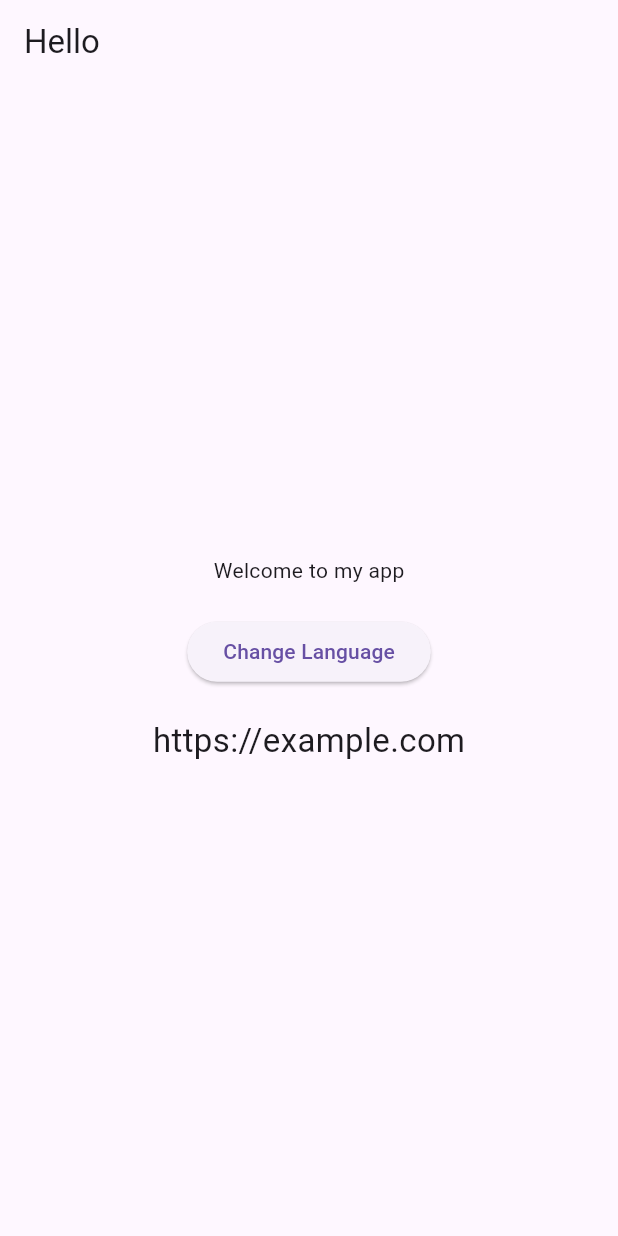
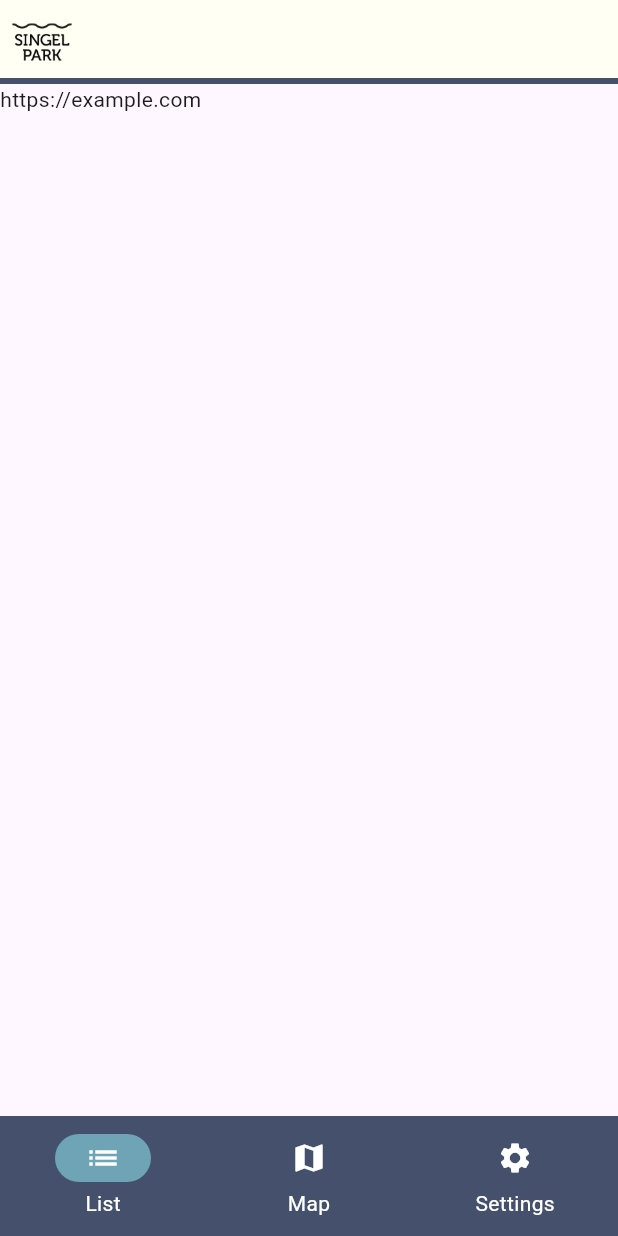
Before and after one commit to TychoTechnolab/test2, a Flutter app: the screen it shows after launch, on a phone screen of 412 x 824 dp. Run offline on Flutter 3.47's test engine with Material 3 defaults, Android fonts, the phone set to English and light mode, and no system bars; our stand-ins replace shared_preferences.

Commit message:
test tabs

```diff
--- a/test_flutter/lib/l10n/app_en.arb
+++ b/test_flutter/lib/l10n/app_en.arb
@@ -1,5 +1,6 @@
 {
-  "hello": "Hello",
-  "welcome": "Welcome to my app",
+  "navbarList": "List",
+  "navbarMap": "Map",
+  "navbarSettings": "Settings",
   "changeLanguage": "Change Language"
 }
--- a/test_flutter/lib/l10n/app_localizations.dart
+++ b/test_flutter/lib/l10n/app_localizations.dart
@@ -95,17 +95,23 @@ abstract class AppLocalizations {
     Locale('nl')
   ];
 
-  /// No description provided for @hello.
+  /// No description provided for @navbarList.
   ///
   /// In en, this message translates to:
-  /// **'Hello'**
-  String get hello;
+  /// **'List'**
+  String get navbarList;
 
-  /// No description provided for @welcome.
+  /// No description provided for @navbarMap.
   ///
   /// In en, this message translates to:
-  /// **'Welcome to my app'**
-  String get welcome;
+  /// **'Map'**
+  String get navbarMap;
+
+  /// No description provided for @navbarSettings.
+  ///
+  /// In en, this message translates to:
+  /// **'Settings'**
+  String get navbarSettings;
 
   /// No description provided for @changeLanguage.
   ///
--- a/test_flutter/lib/l10n/app_localizations_en.dart
+++ b/test_flutter/lib/l10n/app_localizations_en.dart
@@ -9,10 +9,13 @@ class AppLocalizationsEn extends AppLocalizations {
   AppLocalizationsEn([String locale = 'en']) : super(locale);
 
   @override
-  String get hello => 'Hello';
+  String get navbarList => 'List';
 
   @override
-  String get welcome => 'Welcome to my app';
+  String get navbarMap => 'Map';
+
+  @override
+  String get navbarSettings => 'Settings';
 
   @override
   String get changeLanguage => 'Change Language';
--- a/test_flutter/lib/l10n/app_localizations_nl.dart
+++ b/test_flutter/lib/l10n/app_localizations_nl.dart
@@ -9,10 +9,13 @@ class AppLocalizationsNl extends AppLocalizations {
   AppLocalizationsNl([String locale = 'nl']) : super(locale);
 
   @override
-  String get hello => 'Hallo';
+  String get navbarList => 'Lijst';
 
   @override
-  String get welcome => 'Welkom bij mijn app';
+  String get navbarMap => 'Kaart';
+
+  @override
+  String get navbarSettings => 'Instellingen';
 
   @override
   String get changeLanguage => 'Verander taal';
--- a/test_flutter/lib/l10n/app_nl.arb
+++ b/test_flutter/lib/l10n/app_nl.arb
@@ -1,5 +1,6 @@
 {
-  "hello": "Hallo",
-  "welcome": "Welkom bij mijn app",
+  "navbarList": "Lijst",
+  "navbarMap": "Kaart",
+  "navbarSettings": "Instellingen",
   "changeLanguage": "Verander taal"
 }
--- a/test_flutter/lib/main.dart
+++ b/test_flutter/lib/main.dart
@@ -1,5 +1,6 @@
 import 'package:flutter/material.dart';
-import 'env.dart';
+import 'package:shared_preferences/shared_preferences.dart';
+import 'package:test_flutter/screens/tabs.dart';
 import 'l10n/app_localizations.dart';
 import 'package:flutter_localizations/flutter_localizations.dart';
 
@@ -15,18 +16,38 @@ class MyApp extends StatefulWidget {
 }
 
 class _MyAppState extends State<MyApp> {
-  Locale _locale = const Locale('en'); // standaard taal
+  Locale _locale = AppLocalizations.supportedLocales.first;
 
-  void _changeLanguage() {
+  @override
+  void initState() {
+    super.initState();
+    _loadLanguage();
+  }
+
+  Future<void> _loadLanguage() async {
+    final prefs = await SharedPreferences.getInstance();
+    final langCode = prefs.getString('languageCode');
+
+    if (langCode != null) {
+      setState(() {
+        _locale = Locale(langCode);
+      });
+    }
+  }
+
+  Future<void> _setLanguage(Locale locale) async {
+    final prefs = await SharedPreferences.getInstance();
+    await prefs.setString('languageCode', locale.languageCode);
+
     setState(() {
-      _locale = _locale.languageCode == 'en' ? const Locale('nl') : const Locale('en');
+      _locale = locale;
     });
   }
 
   @override
   Widget build(BuildContext context) {
     return MaterialApp(
-      title: 'Meertalige App',
+      title: 'App',
       locale: _locale,
       supportedLocales: AppLocalizations.supportedLocales,
       localizationsDelegates: const [
@@ -35,41 +56,7 @@ class _MyAppState extends State<MyApp> {
         GlobalWidgetsLocalizations.delegate,
         GlobalCupertinoLocalizations.delegate,
       ],
-      home: MyHomePage(onChangeLanguage: _changeLanguage),
+      home: TabsScreen(onSelectLanguage: _setLanguage,),
     );
   }
 }
-
-class MyHomePage extends StatelessWidget {
-  final VoidCallback onChangeLanguage;
-  const MyHomePage({super.key, required this.onChangeLanguage});
-
-  @override
-  Widget build(BuildContext context) {
-    final local = AppLocalizations.of(context)!;
-
-    return Scaffold(
-      appBar: AppBar(
-        title: Text(local.hello),
-      ),
-      body: Center(
-        child: Column(
-          mainAxisAlignment: MainAxisAlignment.center,
-          children: [
-            Text(local.welcome),
-            const SizedBox(height: 20),
-            ElevatedButton(
-              onPressed: onChangeLanguage,
-              child: Text(local.changeLanguage),
-            ),
-            const SizedBox(height: 20),
-            Text(
-              Env.apiUrl,
-              style: const TextStyle(fontSize: 22),
-            ),
-          ],
-        ),
-      ),
-    );
-  }
-}
--- /dev/null
+++ b/test_flutter/lib/screens/list.dart
@@ -0,0 +1,13 @@
+import 'package:flutter/material.dart';
+import 'package:test_flutter/env.dart';
+
+class ListScreen extends StatelessWidget {
+  const ListScreen({super.key});
+
+  @override
+  Widget build(BuildContext context) {
+    return Scaffold(
+      body: Text(Env.apiUrl),
+    );
+  }
+}
--- /dev/null
+++ b/test_flutter/lib/screens/tabs.dart
@@ -0,0 +1,87 @@
+import 'package:flutter/material.dart';
+import 'package:test_flutter/l10n/app_localizations.dart';
+import 'package:test_flutter/screens/list.dart';
+import 'package:test_flutter/screens/map.dart';
+import 'package:test_flutter/screens/settings.dart';
+
+class TabsScreen extends StatefulWidget {
+  const TabsScreen({
+    super.key,
+    required this.onSelectLanguage,
+  });
+
+  final void Function(Locale locale) onSelectLanguage;
+
+  @override
+  State<StatefulWidget> createState() {
+    return _TabsScreenState();
+  }
+}
+
+class _TabsScreenState extends State<TabsScreen> {
+  int _selectedPageIndex = 0;
+
+  void _selectPage(int index) {
+    setState(() {
+      _selectedPageIndex = index;
+    });
+  }
+
+  @override
+  Widget build(BuildContext context) {
+    final local = AppLocalizations.of(context)!;
+
+    Widget activePage = const ListScreen();
+
+    if (_selectedPageIndex == 1) {
+      activePage = const MapScreen();
+    }
+    else if (_selectedPageIndex == 2) {
+      activePage = SettingsScreen(
+        onSelectLanguage: widget.onSelectLanguage,
+      );
+    }
+
+    return Scaffold(
+      appBar: AppBar(
+        leading: Padding(
+          padding: const EdgeInsets.all(8),
+          child: Image.asset(
+            'assets/images/logo.png',
+            height: 32,
+          ),
+        ),
+        backgroundColor: Color.fromARGB(255, 255, 255, 244),
+        shape: Border(
+          bottom: BorderSide(
+            color: Color.fromARGB(255, 69, 80, 108),
+            width: 4,
+          ),
+        ),
+      ),
+      body: activePage,
+
+      bottomNavigationBar: NavigationBarTheme(
+        data: NavigationBarThemeData(
+          indicatorColor: Color.fromARGB(255, 110, 164, 182),
+          iconTheme: WidgetStateProperty.all(
+            const IconThemeData(color: Colors.white),
+          ),
+          labelTextStyle: WidgetStateProperty.all(
+            const TextStyle(color: Colors.white),
+          ),
+        ),
+        child: NavigationBar(
+          backgroundColor: Color.fromARGB(255, 69, 80, 108),
+          onDestinationSelected: _selectPage,
+          selectedIndex: _selectedPageIndex,
+          destinations: [
+            NavigationDestination(icon: Icon(Icons.list), label: local.navbarList),
+            NavigationDestination(icon: Icon(Icons.map), label: local.navbarMap),
+            NavigationDestination(icon: Icon(Icons.settings), label: local.navbarSettings),
+          ],
+        ),
+      ),
+    );
+  }
+}
--- a/test_flutter/pubspec.yaml
+++ b/test_flutter/pubspec.yaml
@@ -37,7 +37,7 @@ dependencies:
   # The following adds the Cupertino Icons font to your application.
   # Use with the CupertinoIcons class for iOS style icons.
   cupertino_icons: ^1.0.8
-  flutter_dotenv: ^6.0.0
+  shared_preferences: ^2.2.2
   flutter_map: ^8.2.2
   latlong2: ^0.9.1
   location: ^8.0.1
@@ -66,8 +66,8 @@ flutter:
   uses-material-design: true
 
   # To add assets to your application, add an assets section, like this:
-  # assets:
-  #   - images/a_dot_burr.jpeg
+  assets:
+    - assets/images/logo.png
   #   - images/a_dot_ham.jpeg
 
   # An image asset can refer to one or more resolution-specific "variants", see
```
Also changed, not shown: test_flutter/lib/screens/map.dart (added, +12 -0 lines), test_flutter/lib/screens/settings.dart (added, +56 -0 lines), test_flutter/assets/images/logo.png (added), test_flutter/pubspec.lock, 1 other file.
